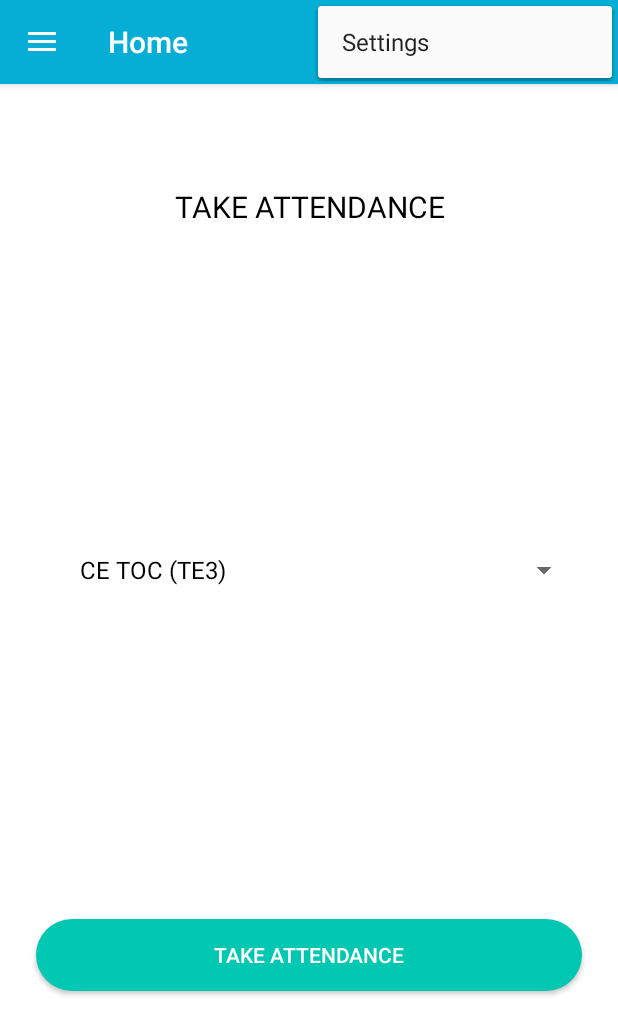
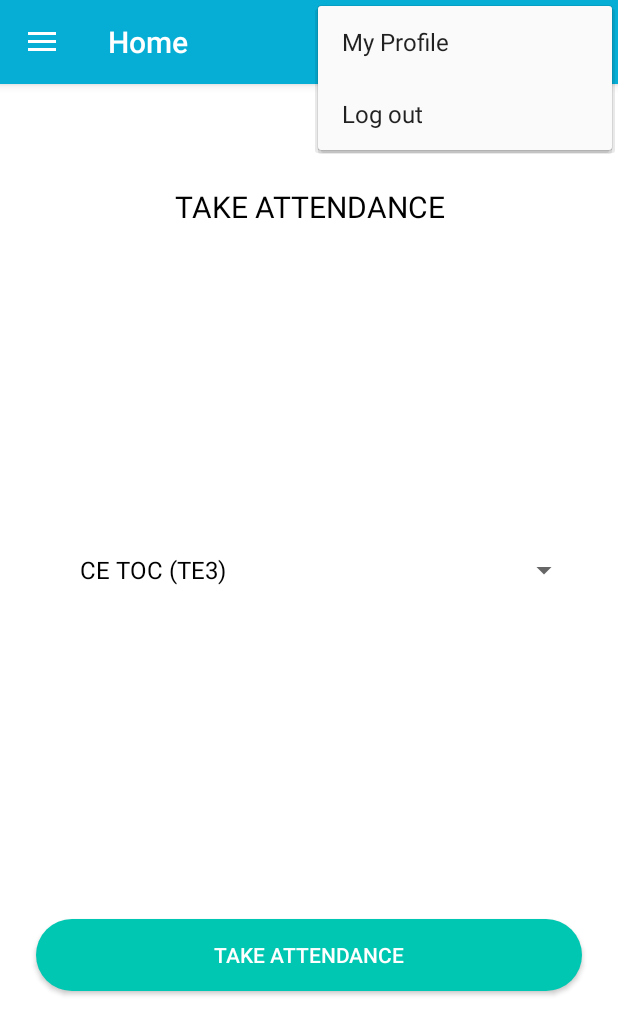
Before and after one commit to ProjectGroupL3/Attendance, an Android app: the TeacherAttendanceActivity screen opened directly, with no data from a screen before it, with the options menu open, on a phone screen of 412 x 824 dp. Shown: the top 1035 px of the screen. Run offline under Robolectric (Android 15) with nearby library versions, the phone set to English and light mode, and no system bars; our stand-ins replace navigation-ui.

Commit message:
Progress bar added and log out in teacher added.

```diff
--- a/app/src/main/AndroidManifest.xml
+++ b/app/src/main/AndroidManifest.xml
@@ -43,7 +43,6 @@
     <uses-permission android:name="android.permission.INTERNET" />
     <uses-permission android:name="android.permission.WRITE_EXTERNAL_STORAGE" />
     <uses-permission android:name="android.permission.READ_EXTERNAL_STORAGE"/>
-    <uses-permission android:name="android.permission.READ_INTERNAL_STORAGE"/>
     <uses-permission android:name="android.permission.CAMERA" />
 
 </manifest>
--- a/app/src/main/java/com/google/firebase/samples/apps/mlkit/LoginActivity.java
+++ b/app/src/main/java/com/google/firebase/samples/apps/mlkit/LoginActivity.java
@@ -11,6 +11,7 @@ import android.view.MotionEvent;
 import android.view.View;
 import android.widget.Button;
 import android.widget.EditText;
+import android.widget.ProgressBar;
 import android.widget.TextView;
 import android.widget.Toast;
 
@@ -30,6 +31,7 @@ public class LoginActivity extends AppCompatActivity {
     Context context;
     EditText mEtMobNo;
     TextView textView;
+    ProgressBar progressBar;
     FirebaseFirestore db = FirebaseFirestore.getInstance();
     CollectionReference teacherCollection = db.collection("teacherCollection");
     CollectionReference studentCollection = db.collection("studentCollection");
@@ -50,6 +52,7 @@ public class LoginActivity extends AppCompatActivity {
         setContentView(R.layout.activity_login);
         mContext = getApplicationContext();
         sharedPref = new SharedPref(mContext);
+        progressBar = findViewById(R.id.progressBar);
         if(sharedPref.isLoggedIn())
         {
             if(sharedPref.isStudent())
@@ -85,6 +88,7 @@ public class LoginActivity extends AppCompatActivity {
                         {
                             phoneNumber = mEtMobNo.getText().toString();
                             validateUserLogin();
+                            progressBar.setVisibility(View.VISIBLE);
                         }
 
                         return true;
@@ -109,6 +113,7 @@ public class LoginActivity extends AppCompatActivity {
                     studentId = student.getId();
                     division = student.getDiv();
                     sharedPref=new SharedPref(mContext, studentId,name,phoneNumber,division,isStudent);
+                    progressBar.setVisibility(View.GONE);
                     Intent intent = new Intent(LoginActivity.this, OTPActivity.class);
                     intent.putExtra("phoneNumber",phoneNumber);
                     startActivity(intent);
@@ -127,6 +132,7 @@ public class LoginActivity extends AppCompatActivity {
                                 teacherId = teacher.getId();
                                 sharedPref=new SharedPref(mContext, String.valueOf(teacherId),name,phoneNumber,"",isStudent);
                                 phoneNumber="+91"+phoneNumber;
+                                progressBar.setVisibility(View.GONE);
                                 Intent intent = new Intent(LoginActivity.this, OTPActivity.class);
                                 intent.putExtra("phoneNumber", phoneNumber);
                                 intent.putExtra("isStudent",isStudent);
--- a/app/src/main/res/menu/main.xml
+++ b/app/src/main/res/menu/main.xml
@@ -2,8 +2,14 @@
 <menu xmlns:android="http://schemas.android.com/apk/res/android"
     xmlns:app="http://schemas.android.com/apk/res-auto">
     <item
-        android:id="@+id/action_settings"
+        android:id="@+id/action_profile"
         android:orderInCategory="100"
-        android:title="@string/action_settings"
+        android:title="My Profile"
+        app:showAsAction="never" />
+
+    <item
+        android:id="@+id/action_logout"
+        android:orderInCategory="100"
+        android:title="Log out"
         app:showAsAction="never" />
 </menu>
```
Also changed, not shown: app/src/main/java/com/google/firebase/samples/apps/mlkit/TeacherAttendanceActivity.java (+35 -0 lines), app/src/main/res/layout/activity_login.xml (+11 -0 lines).
